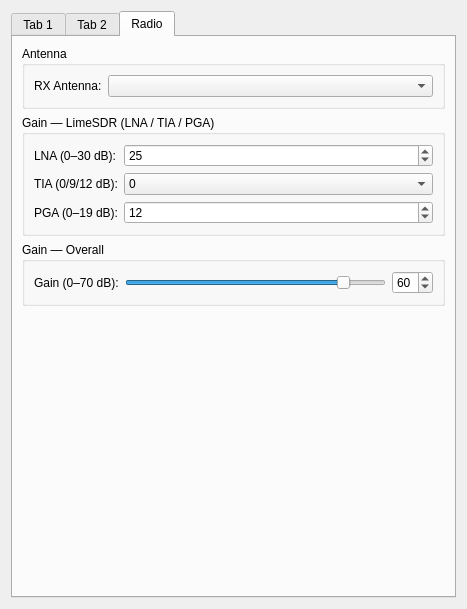
zl2brg/cudaSDR, file src/UI/cusdr_radiosettingswidget.ui: the form before one commit.
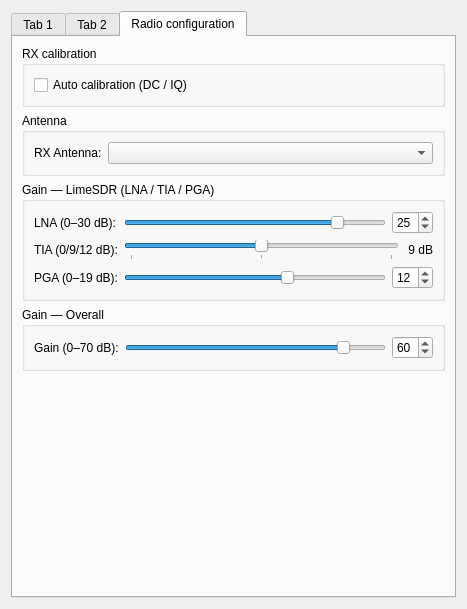
The form after the commit. The open tabs and pages were chosen to show the change.

```diff
--- a/src/UI/cusdr_radiosettingswidget.ui
+++ b/src/UI/cusdr_radiosettingswidget.ui
@@ -225,9 +225,28 @@
      </widget>
      <widget class="QWidget" name="radio">
       <attribute name="title">
-       <string>Radio</string>
+       <string>Radio configuration</string>
       </attribute>
       <layout class="QVBoxLayout" name="radioVLayout">
+       <item>
+        <widget class="QGroupBox" name="calibrationGroup">
+         <property name="title">
+          <string>RX calibration</string>
+         </property>
+         <layout class="QVBoxLayout" name="calibrationVLayout">
+          <item>
+           <widget class="QCheckBox" name="autoCalCheck">
+            <property name="text">
+             <string>Auto calibration (DC / IQ)</string>
+            </property>
+            <property name="toolTip">
+             <string>Lime: RX calibration, Soapy DC-offset mode, retune, and DSP DC removal on the spectrum. LNA/TIA/PGA still apply to the device when Lime auto-cal is off; while on, Lime may override element gains.</string>
+            </property>
+           </widget>
+          </item>
+         </layout>
+        </widget>
+       </item>
        <item>
         <widget class="QGroupBox" name="antennaGroup">
          <property name="title">
@@ -268,17 +287,55 @@
            </widget>
           </item>
           <item row="0" column="1">
-           <widget class="QSpinBox" name="lnaSpinBox">
-            <property name="minimum">
+           <layout class="QHBoxLayout" name="lnaRowLayout">
+            <property name="leftMargin">
              <number>0</number>
             </property>
-            <property name="maximum">
-             <number>30</number>
+            <property name="topMargin">
+             <number>0</number>
             </property>
-            <property name="value">
-             <number>25</number>
+            <property name="rightMargin">
+             <number>0</number>
             </property>
-           </widget>
+            <property name="bottomMargin">
+             <number>0</number>
+            </property>
+            <item>
+             <widget class="QSlider" name="lnaSlider">
+              <property name="minimum">
+               <number>0</number>
+              </property>
+              <property name="maximum">
+               <number>30</number>
+              </property>
+              <property name="value">
+               <number>25</number>
+              </property>
+              <property name="orientation">
+               <enum>Qt::Horizontal</enum>
+              </property>
+             </widget>
+            </item>
+            <item>
+             <widget class="QSpinBox" name="lnaSpinBox">
+              <property name="minimum">
+               <number>0</number>
+              </property>
+              <property name="maximum">
+               <number>30</number>
+              </property>
+              <property name="value">
+               <number>25</number>
+              </property>
+              <property name="maximumSize">
+               <size>
+                <width>52</width>
+                <height>16777215</height>
+               </size>
+              </property>
+             </widget>
+            </item>
+           </layout>
           </item>
           <item row="1" column="0">
            <widget class="QLabel" name="tiaLabel">
@@ -288,23 +345,61 @@
            </widget>
           </item>
           <item row="1" column="1">
-           <widget class="QComboBox" name="tiaCombo">
+           <layout class="QHBoxLayout" name="tiaRowLayout">
+            <property name="leftMargin">
+             <number>0</number>
+            </property>
+            <property name="topMargin">
+             <number>0</number>
+            </property>
+            <property name="rightMargin">
+             <number>0</number>
+            </property>
+            <property name="bottomMargin">
+             <number>0</number>
+            </property>
             <item>
-             <property name="text">
-              <string>0</string>
-             </property>
+             <widget class="QSlider" name="tiaSlider">
+              <property name="minimum">
+               <number>0</number>
+              </property>
+              <property name="maximum">
+               <number>2</number>
+              </property>
+              <property name="pageStep">
+               <number>1</number>
+              </property>
+              <property name="value">
+               <number>1</number>
+              </property>
+              <property name="orientation">
+               <enum>Qt::Horizontal</enum>
+              </property>
+              <property name="tickPosition">
+               <enum>QSlider::TicksBelow</enum>
+              </property>
+              <property name="tickInterval">
+               <number>1</number>
+              </property>
+             </widget>
             </item>
             <item>
-             <property name="text">
-              <string>9</string>
-             </property>
+             <widget class="QLabel" name="tiaValueLabel">
+              <property name="minimumSize">
+               <size>
+                <width>28</width>
+                <height>0</height>
+               </size>
+              </property>
+              <property name="text">
+               <string>9 dB</string>
+              </property>
+              <property name="alignment">
+               <set>Qt::AlignRight|Qt::AlignTrailing|Qt::AlignVCenter</set>
+              </property>
+             </widget>
             </item>
-            <item>
-             <property name="text">
-              <string>12</string>
-             </property>
-            </item>
-           </widget>
+           </layout>
           </item>
           <item row="2" column="0">
            <widget class="QLabel" name="pgaLabel">
@@ -314,17 +409,55 @@
            </widget>
           </item>
           <item row="2" column="1">
-           <widget class="QSpinBox" name="pgaSpinBox">
-            <property name="minimum">
+           <layout class="QHBoxLayout" name="pgaRowLayout">
+            <property name="leftMargin">
              <number>0</number>
             </property>
-            <property name="maximum">
-             <number>19</number>
+            <property name="topMargin">
+             <number>0</number>
             </property>
-            <property name="value">
-             <number>12</number>
+            <property name="rightMargin">
+             <number>0</number>
             </property>
-           </widget>
+            <property name="bottomMargin">
+             <number>0</number>
+            </property>
+            <item>
+             <widget class="QSlider" name="pgaSlider">
+              <property name="minimum">
+               <number>0</number>
+              </property>
+              <property name="maximum">
+               <number>19</number>
+              </property>
+              <property name="value">
+               <number>12</number>
+              </property>
+              <property name="orientation">
+               <enum>Qt::Horizontal</enum>
+              </property>
+             </widget>
+            </item>
+            <item>
+             <widget class="QSpinBox" name="pgaSpinBox">
+              <property name="minimum">
+               <number>0</number>
+              </property>
+              <property name="maximum">
+               <number>19</number>
+              </property>
+              <property name="value">
+               <number>12</number>
+              </property>
+              <property name="maximumSize">
+               <size>
+                <width>52</width>
+                <height>16777215</height>
+               </size>
+              </property>
+             </widget>
+            </item>
+           </layout>
           </item>
          </layout>
         </widget>
```
